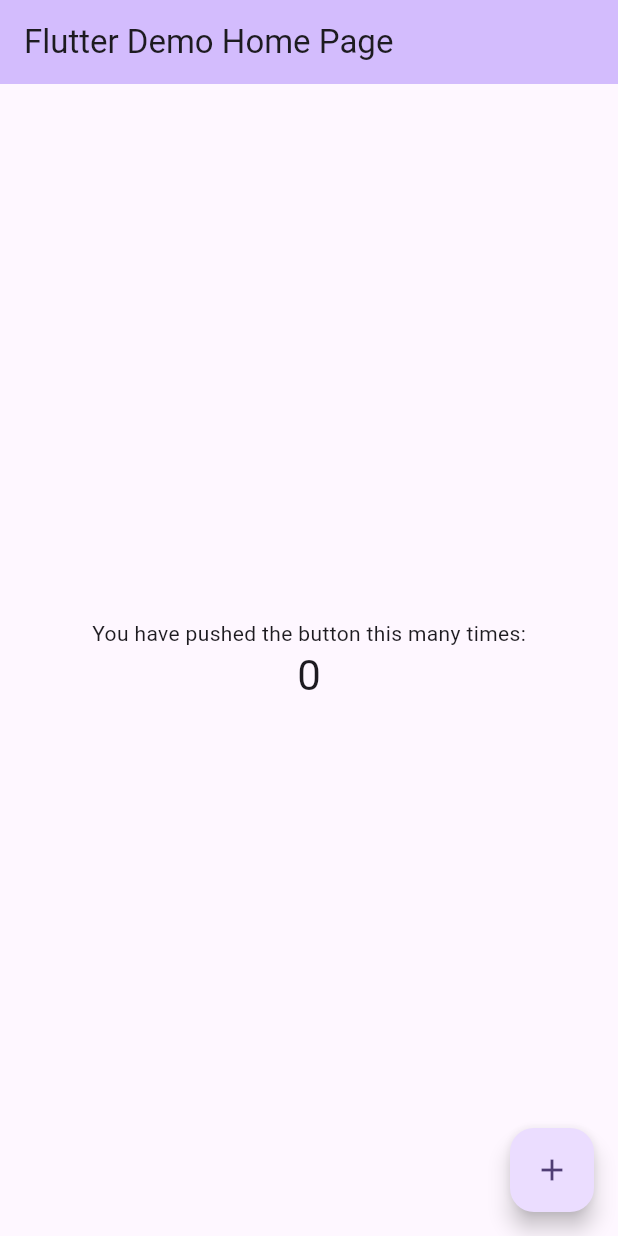
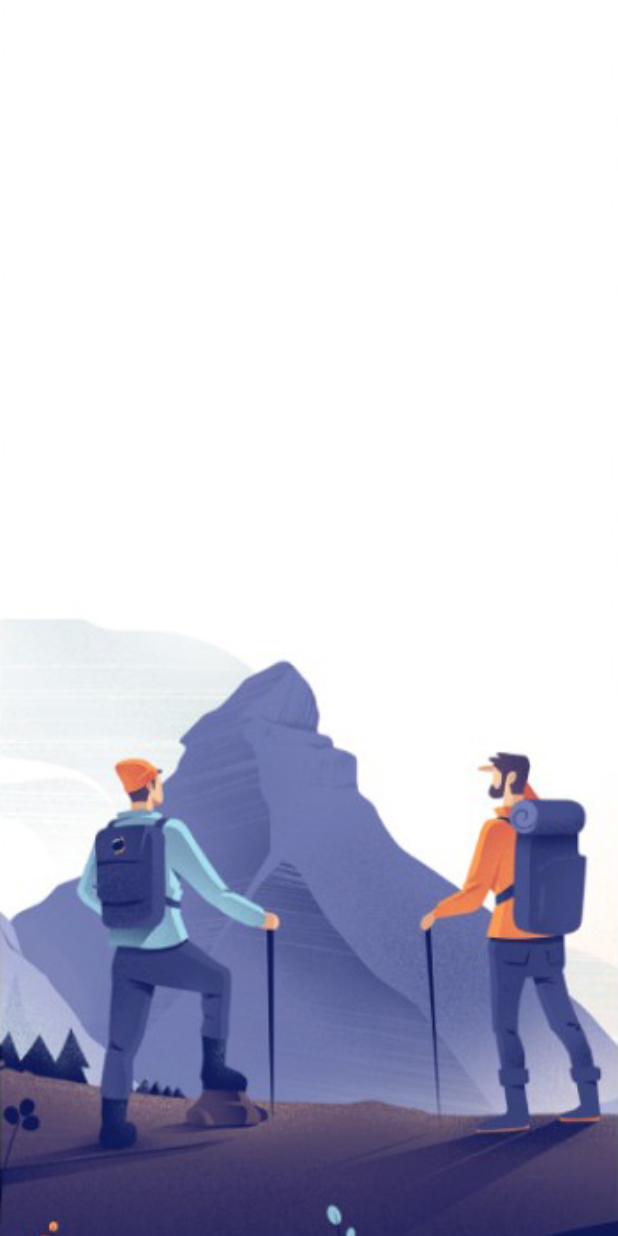
Before and after one commit to vudtipat/flutter-demo-app, a Flutter app: the screen it shows after launch, on a phone screen of 412 x 824 dp. Run offline on Flutter 3.47's test engine with Material 2 defaults, Android fonts, the phone set to English and light mode, and no system bars.

Commit message:
add welcome page

```diff
--- a/lib/main.dart
+++ b/lib/main.dart
@@ -1,3 +1,4 @@
+import 'package:demo_flutter_app/pages/welcome_page.dart';
 import 'package:flutter/material.dart';
 
 void main() {
@@ -12,6 +13,7 @@ class MyApp extends StatelessWidget {
   Widget build(BuildContext context) {
     return MaterialApp(
       title: 'Flutter Demo',
+      debugShowCheckedModeBanner: false,
       theme: ThemeData(
         // This is the theme of your application.
         //
@@ -28,10 +30,11 @@ class MyApp extends StatelessWidget {
         //
         // This works for code too, not just values: Most code changes can be
         // tested with just a hot reload.
-        colorScheme: ColorScheme.fromSeed(seedColor: Colors.deepPurple),
-        useMaterial3: true,
+        // colorScheme: ColorScheme.fromSeed(seedColor: Colors.deepPurple),
+        // useMaterial3: true,
+        primarySwatch: Colors.blue,
       ),
-      home: const MyHomePage(title: 'Flutter Demo Home Page'),
+      home: const WelcomePage(),
     );
   }
 }
--- /dev/null
+++ b/lib/pages/welcome_page.dart
@@ -0,0 +1,38 @@
+import 'package:flutter/material.dart';
+
+class WelcomePage extends StatefulWidget {
+  const WelcomePage({super.key});
+
+  @override
+  State<WelcomePage> createState() => _WelcomePageState();
+}
+
+class _WelcomePageState extends State<WelcomePage> {
+  List images = [
+    "welcome-one.png",
+    "welcome-two.png",
+    "welcome-three.png"
+  ];
+  @override
+  Widget build(BuildContext context) {
+    return Scaffold(
+      body: PageView.builder(
+        scrollDirection: Axis.vertical,
+        itemCount: images.length,
+        itemBuilder: (_, index){
+          return Container(
+            width: double.maxFinite,
+            height: double.maxFinite,
+            decoration: BoxDecoration(
+              image: DecorationImage(
+                  image: AssetImage(
+                    "img/"+images[index]
+                  ),
+                  fit: BoxFit.cover
+              )
+            ),
+          );
+      }),
+    );
+  }
+}
--- a/pubspec.yaml
+++ b/pubspec.yaml
@@ -57,6 +57,7 @@ flutter:
   # included with your application, so that you can use the icons in
   # the material Icons class.
   uses-material-design: true
+  # เพิ่ม Asset Image Path เพื่อสามารถเข้าถึงได้
   assets:
     - img/welcome-one.png
     - img/welcome-two.png
```
